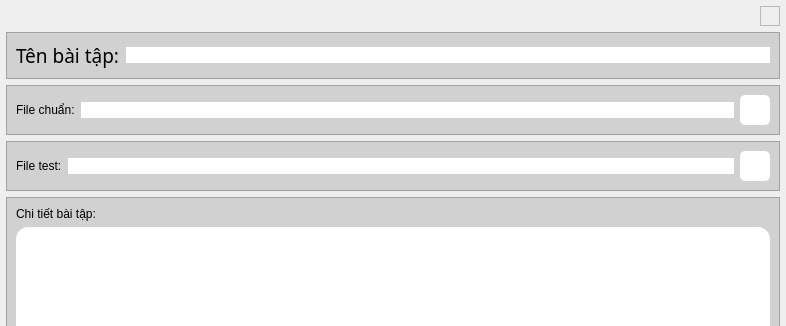
hoangm960/Astraea, file UI_Files/edit_frame.ui: the form before one commit; both pictures show x 0 to 786 and y 0 to 326 of the 786 by 530 pixel window.
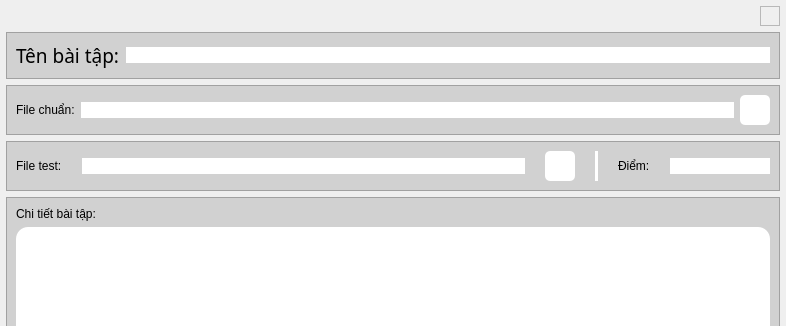
The form after the commit. Icons and pictures are not drawn.

```diff
--- a/UI_Files/edit_frame.ui
+++ b/UI_Files/edit_frame.ui
@@ -262,6 +262,9 @@
       <enum>QFrame::Raised</enum>
      </property>
      <layout class="QHBoxLayout" name="horizontalLayout_3">
+      <property name="spacing">
+       <number>20</number>
+      </property>
       <item>
        <widget class="QLabel" name="test_file_label">
         <property name="text">
@@ -323,6 +326,41 @@
         </property>
        </widget>
       </item>
+      <item>
+       <widget class="Line" name="line">
+        <property name="styleSheet">
+         <string notr="true">border: 2px solid rgb(255,255,255);
+</string>
+        </property>
+        <property name="orientation">
+         <enum>Qt::Vertical</enum>
+        </property>
+       </widget>
+      </item>
+      <item>
+       <widget class="QLabel" name="label">
+        <property name="text">
+         <string>Điểm:</string>
+        </property>
+       </widget>
+      </item>
+      <item>
+       <widget class="QLineEdit" name="Score_edit">
+        <property name="maximumSize">
+         <size>
+          <width>100</width>
+          <height>16777215</height>
+         </size>
+        </property>
+        <property name="styleSheet">
+         <string notr="true">background-color: rgb(255, 255, 255);
+border-radius: 12px;</string>
+        </property>
+        <property name="alignment">
+         <set>Qt::AlignCenter</set>
+        </property>
+       </widget>
+      </item>
      </layout>
     </widget>
    </item>
```
